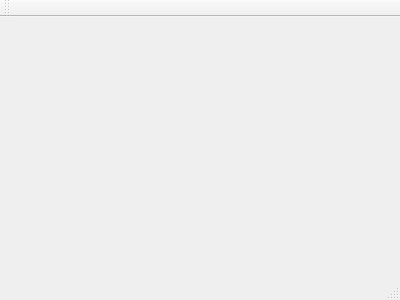
mmalesadev/pdb, file client/src/mainwindow.ui: the form before one commit.
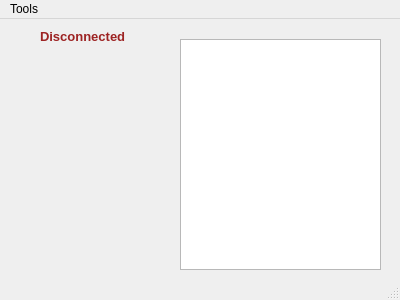
The form after the commit.

Commit message: Basic client window with a 'console' and a test message on click event

Patch:
```diff
--- a/client/src/mainwindow.ui
+++ b/client/src/mainwindow.ui
@@ -12,13 +12,59 @@
   <property name="windowTitle" >
    <string>MainWindow</string>
   </property>
-  <widget class="QMenuBar" name="menuBar" />
-  <widget class="QToolBar" name="mainToolBar" />
-  <widget class="QWidget" name="centralWidget" />
-  <widget class="QStatusBar" name="statusBar" />
+  <widget class="QWidget" name="centralWidget">
+   <widget class="QTextEdit" name="guiConsole">
+    <property name="geometry">
+     <rect>
+      <x>180</x>
+      <y>20</y>
+      <width>201</width>
+      <height>231</height>
+     </rect>
+    </property>
+    <property name="readOnly">
+     <bool>true</bool>
+    </property>
+   </widget>
+   <widget class="QLabel" name="connectionStatusLabel">
+    <property name="geometry">
+     <rect>
+      <x>40</x>
+      <y>10</y>
+      <width>91</width>
+      <height>16</height>
+     </rect>
+    </property>
+    <property name="text">
+     <string>&lt;html&gt;&lt;head/&gt;&lt;body&gt;&lt;p&gt;&lt;span style=&quot; font-size:10pt; font-weight:600; color:#9d2323;&quot;&gt;Disconnected&lt;/span&gt;&lt;/p&gt;&lt;/body&gt;&lt;/html&gt;</string>
+    </property>
+   </widget>
+  </widget>
+  <widget class="QMenuBar" name="menuBar">
+   <property name="geometry">
+    <rect>
+     <x>0</x>
+     <y>0</y>
+     <width>400</width>
+     <height>20</height>
+    </rect>
+   </property>
+   <widget class="QMenu" name="menuTools">
+    <property name="title">
+     <string>Tools</string>
+    </property>
+    <addaction name="actionConnectToServer"/>
+   </widget>
+   <addaction name="menuTools"/>
+  </widget>
+  <widget class="QStatusBar" name="statusBar"/>
+  <action name="actionConnectToServer">
+   <property name="text">
+    <string>Connect to server</string>
+   </property>
+  </action>
  </widget>
- <layoutDefault spacing="6" margin="11" />
- <pixmapfunction></pixmapfunction>
+ <layoutdefault spacing="6" margin="11"/>
  <resources/>
  <connections/>
 </ui>
```
Left out of the diff: 9 changed lines with no effect on the pictures. The commit also changes 4 other files.
